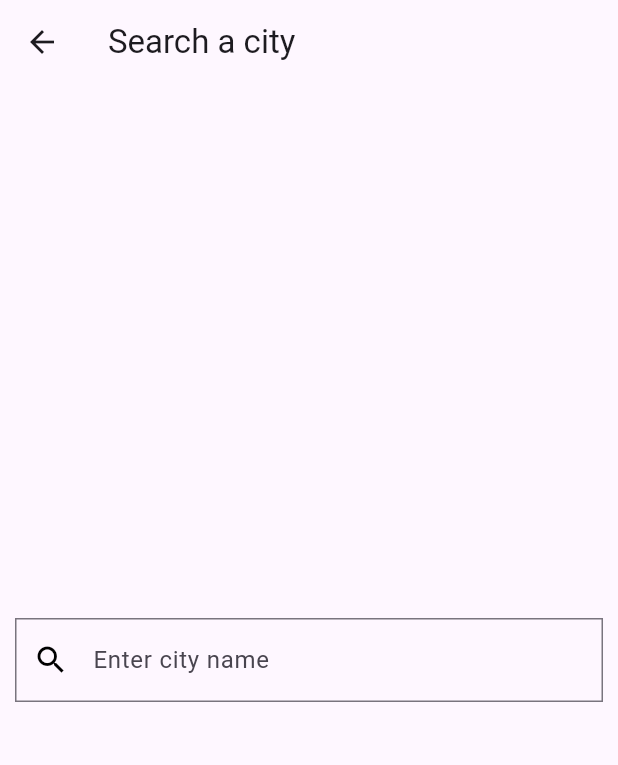
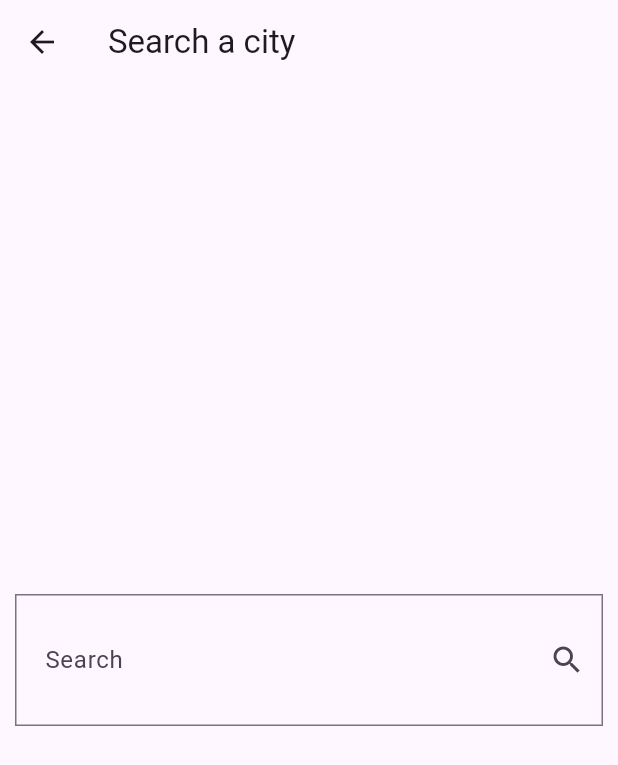
Before and after one commit to Abdo-Elsabagh/wather_app, a Flutter app: the SearchViem screen opened directly, on a phone screen of 412 x 824 dp. Shown: the top 765 px of the screen. Run offline on Flutter 3.47's test engine with Material 3 defaults, Android fonts, the phone set to English and light mode, and no system bars.

Commit message:
"Added import statement, log statement in TextField onChanged callback, and modified TextField decoration properties."

```diff
--- a/lib/pages/search_page.dart
+++ b/lib/pages/search_page.dart
@@ -1,3 +1,5 @@
+import 'dart:developer';
+
 import 'package:flutter/material.dart';
 
 class SearchViem extends StatelessWidget {
@@ -16,19 +18,20 @@ class SearchViem extends StatelessWidget {
           padding: const EdgeInsets.symmetric(horizontal: 10),
           child: Center(
             child: TextField(
+              onChanged: (value) {
+                log(value);
+              },
               decoration: InputDecoration(
+                contentPadding:
+                    const EdgeInsets.symmetric(vertical: 32, horizontal: 16),
                 hintText: 'Enter city name',
-                prefixIcon: const Icon(Icons.search),
-                prefixIconColor: Colors.black,
+                suffixIcon: const Icon(Icons.search),
+                // label: const Text('Search'),
+                labelText: 'Search',
+                // label: const Icon(Icons.accessibility),
                 border: OutlineInputBorder(
                     borderRadius: BorderRadius.circular(0),
                     borderSide: const BorderSide(color: Colors.green)),
-                // enabledBorder: OutlineInputBorder(
-                //     borderRadius: BorderRadius.circular(16),
-                //     borderSide: const BorderSide(color: Colors.green)),
-                // focusedBorder: OutlineInputBorder(
-                //     borderRadius: BorderRadius.circular(16),
-                //     borderSide: const BorderSide(color: Colors.grey))
               ),
             ),
           ),
```
